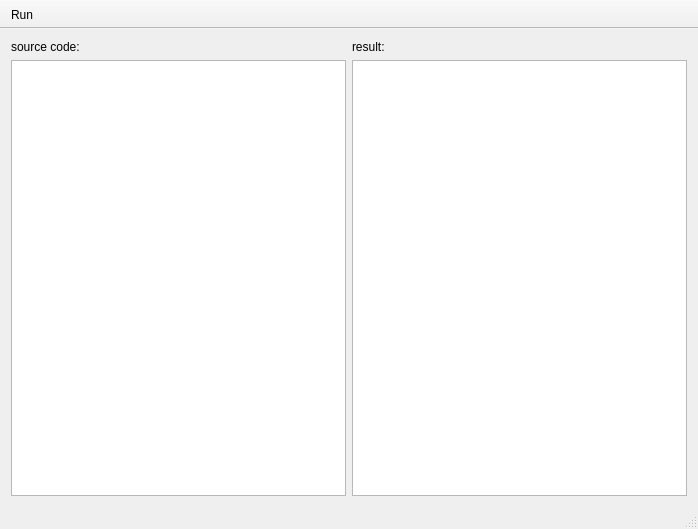
The window that Source/Projects/TangQTTest/TangQTTest.ui (cpp1489416/xc-library) describes before a commit, drawn with Qt 5.
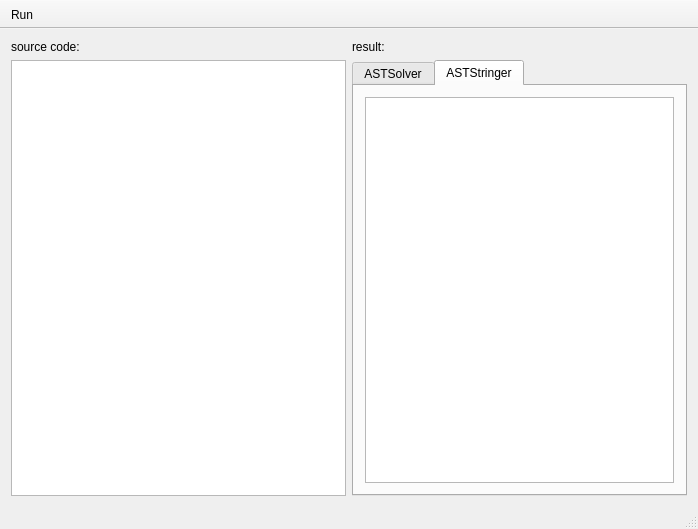
The same window after the commit. Icons and pictures are not drawn.

Commit message: Tang: add function parser and stringer

The edit to the form file:
```diff
--- a/Source/Projects/TangQTTest/TangQTTest.ui
+++ b/Source/Projects/TangQTTest/TangQTTest.ui
@@ -15,14 +15,39 @@
   </property>
   <widget class="QWidget" name="centralWidget">
    <layout class="QGridLayout" name="gridLayout">
-    <item row="0" column="1">
-     <widget class="QLabel" name="label_2">
-      <property name="styleSheet">
-       <string notr="true">font: 9pt &quot;Arial&quot;;</string>
+    <item row="1" column="1">
+     <widget class="QTabWidget" name="tabWidget">
+      <property name="currentIndex">
+       <number>1</number>
       </property>
-      <property name="text">
-       <string>result:</string>
-      </property>
+      <widget class="QWidget" name="tab">
+       <attribute name="title">
+        <string>ASTSolver</string>
+       </attribute>
+       <layout class="QHBoxLayout" name="horizontalLayout">
+        <item>
+         <widget class="QPlainTextEdit" name="plainTextEdit_2">
+          <property name="styleSheet">
+           <string notr="true">font: 11pt &quot;Consolas&quot;;</string>
+          </property>
+         </widget>
+        </item>
+       </layout>
+      </widget>
+      <widget class="QWidget" name="tab_2">
+       <attribute name="title">
+        <string>ASTStringer</string>
+       </attribute>
+       <layout class="QHBoxLayout" name="horizontalLayout_2">
+        <item>
+         <widget class="QPlainTextEdit" name="plainTextEdit_3">
+          <property name="styleSheet">
+           <string notr="true">font: 11pt &quot;Consolas&quot;;</string>
+          </property>
+         </widget>
+        </item>
+       </layout>
+      </widget>
      </widget>
     </item>
     <item row="0" column="0">
@@ -35,20 +60,23 @@
       </property>
      </widget>
     </item>
-    <item row="2" column="0">
+    <item row="0" column="1">
+     <widget class="QLabel" name="label_2">
+      <property name="styleSheet">
+       <string notr="true">font: 9pt &quot;Arial&quot;;</string>
+      </property>
+      <property name="text">
+       <string>result:</string>
+      </property>
+     </widget>
+    </item>
+    <item row="1" column="0">
      <widget class="QPlainTextEdit" name="plainTextEdit">
       <property name="styleSheet">
        <string notr="true">font: 11pt &quot;Consolas&quot;;</string>
       </property>
      </widget>
     </item>
-    <item row="2" column="1">
-     <widget class="QPlainTextEdit" name="plainTextEdit_2">
-      <property name="styleSheet">
-       <string notr="true">font: 11pt &quot;Consolas&quot;;</string>
-      </property>
-     </widget>
-    </item>
    </layout>
   </widget>
   <widget class="QStatusBar" name="statusBar"/>
```
The commit also changes 16 other files.
